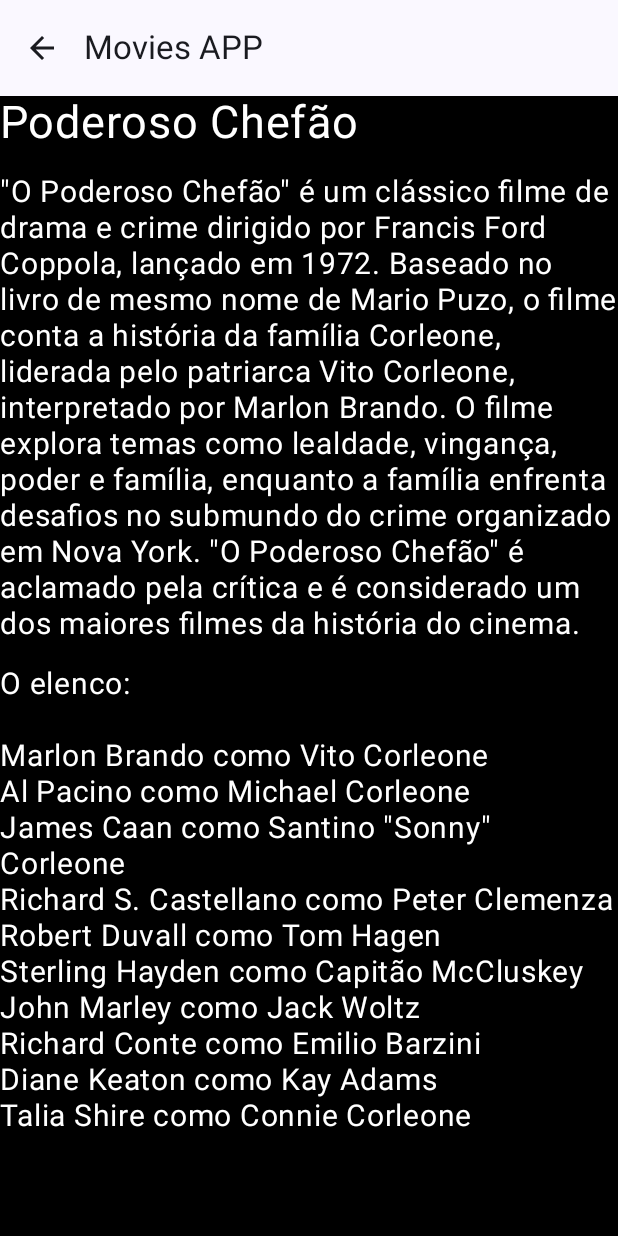
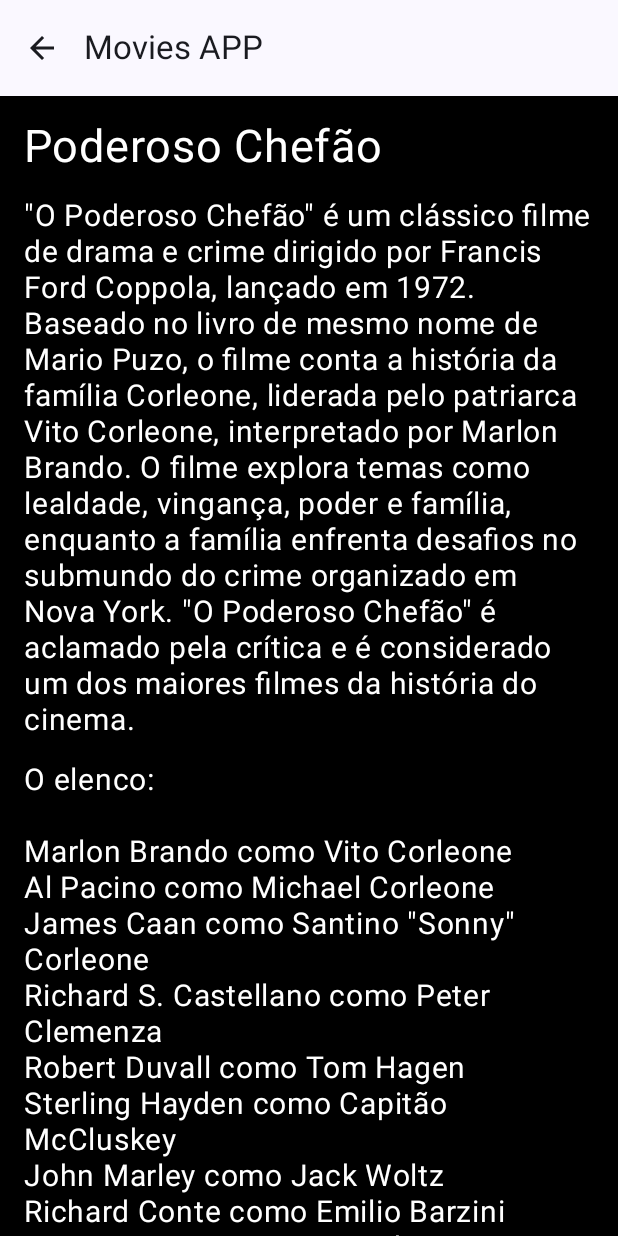
Before and after one commit to arctouch-israelandrade/PrimeiroApp, an Android app built with Jetpack Compose: the screen it shows after launch (MainActivity), after a tap on "Poderoso Chefão", on a phone screen of 412 x 824 dp. Run offline under Robolectric (Android 15) with nearby library versions, the phone set to English and light mode, and no system bars.

Commit message:
ajustando texto de descrição

```diff
--- a/app/src/main/java/com/arctouch/primeiroapp/DetailsScreen.kt
+++ b/app/src/main/java/com/arctouch/primeiroapp/DetailsScreen.kt
@@ -7,6 +7,7 @@
 import androidx.compose.foundation.layout.Spacer
 import androidx.compose.foundation.layout.fillMaxSize
 import androidx.compose.foundation.layout.height
+import androidx.compose.foundation.layout.padding
 import androidx.compose.foundation.rememberScrollState
 import androidx.compose.foundation.verticalScroll
 import androidx.compose.material3.Text
@@ -26,6 +27,7 @@
             .fillMaxSize()
             .background(color = Color.Black)
             .verticalScroll(rememberScrollState())
+            .padding(16.dp)
     ) {
         Column {
 
```
